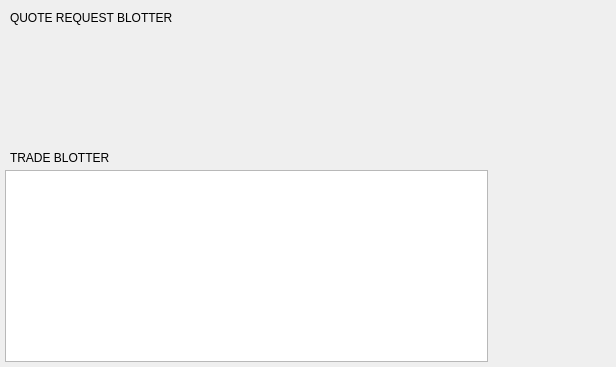
The window that BlockSettleUILib/RFQReplyWidget.ui (BlockSettle/terminal) describes before a commit, drawn with Qt 5.
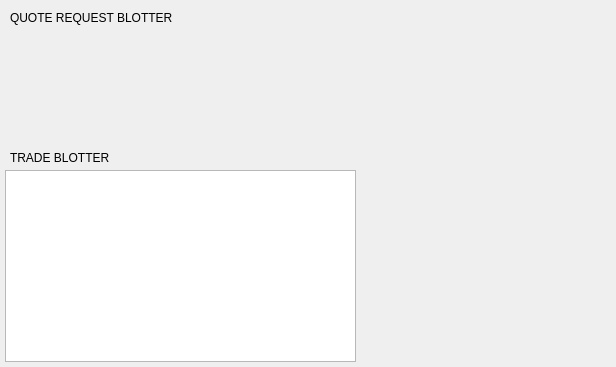
The same window after the commit. Custom widgets are drawn as their Qt base class.

Commit message: Added workaround to apply styles for Dealing notification on require login

The edit to the form file:
```diff
--- a/BlockSettleUILib/RFQReplyWidget.ui
+++ b/BlockSettleUILib/RFQReplyWidget.ui
@@ -265,13 +265,40 @@
     </widget>
    </item>
    <item>
+    <widget class="QFrame" name="DealingFrame">
+     <property name="minimumSize">
+      <size>
+       <width>250</width>
+       <height>0</height>
+      </size>
+     </property>
+     <property name="maximumSize">
+      <size>
+       <width>250</width>
+       <height>16777215</height>
+      </size>
+     </property>
+     <property name="pane" stdset="0">
+      <bool>true</bool>
+     </property>
+     <layout class="QVBoxLayout" name="verticalLayout_5">
+      <property name="spacing">
+       <number>0</number>
+      </property>
+      <property name="leftMargin">
+       <number>5</number>
+      </property>
+      <property name="topMargin">
+       <number>0</number>
+      </property>
+      <property name="rightMargin">
+       <number>5</number>
+      </property>
+      <property name="bottomMargin">
+       <number>0</number>
+      </property>
+      <item>
     <widget class="QStackedWidget" name="stackedWidget">
-     <property name="sizePolicy">
-      <sizepolicy hsizetype="Expanding" vsizetype="Preferred">
-       <horstretch>0</horstretch>
-       <verstretch>0</verstretch>
-      </sizepolicy>
-     </property>
      <property name="currentIndex">
       <number>0</number>
      </property>
@@ -381,6 +408,9 @@
        </item>
       </layout>
      </widget>
+       </widget>
+      </item>
+     </layout>
     </widget>
    </item>
   </layout>
```
Lines whose indentation alone changed are shown as unchanged.
